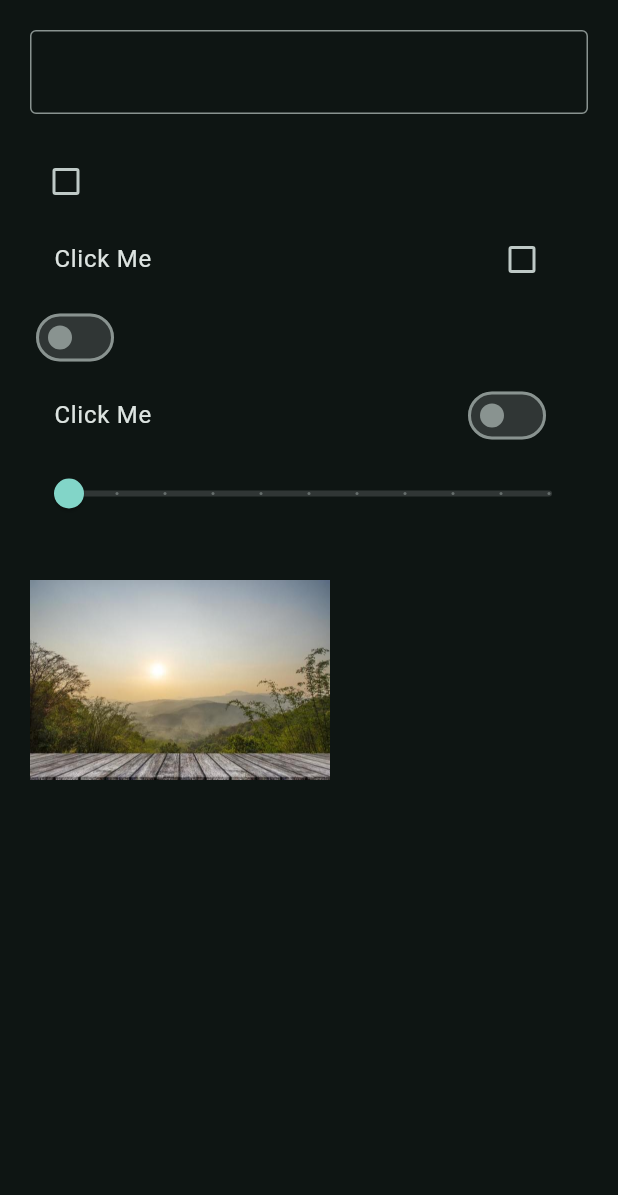
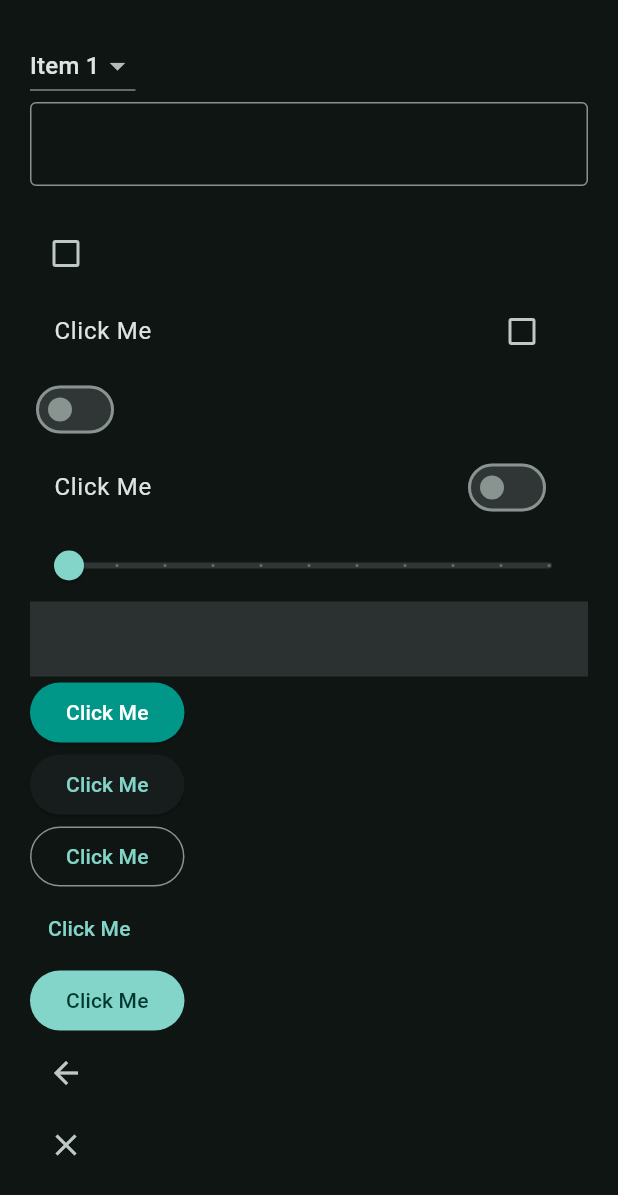
Before and after one commit to syafiyft/projects, a Flutter app: the ProfilePage widget shown alone on an empty page, opened directly, on a phone screen of 412 x 824 dp. Shown: the top 1195 px of the screen. Run offline on Flutter 3.47's test engine with Material 3 defaults, Android fonts, the phone set to English and light mode, and no system bars.

Commit message:
Add dropdown menu and enhance button styles in ProfilePage

```diff
--- a/tutorial_flutter/lib/views/pages/profile_page.dart
+++ b/tutorial_flutter/lib/views/pages/profile_page.dart
@@ -12,6 +12,7 @@ class _ProfilePageState extends State<ProfilePage> {
   bool? isChecked = false;
   bool isSwitched = false;
   double sliderValue = 0.0;
+  String? menuItem = 'e1';
 
   @override
   Widget build(BuildContext context) {
@@ -21,6 +22,19 @@ class _ProfilePageState extends State<ProfilePage> {
         child: Column(
           crossAxisAlignment: CrossAxisAlignment.start,
           children: [
+            DropdownButton(
+              value: menuItem,
+              items: [
+                DropdownMenuItem(value: 'e1', child: Text('Item 1')),
+                DropdownMenuItem(value: 'e2', child: Text('Item 2')),
+                DropdownMenuItem(value: 'e3', child: Text('Item 3')),
+              ],
+              onChanged: (String? value) {
+                setState(() {
+                  menuItem = value;
+                });
+              },
+            ),
             TextField(
               controller: controller,
               decoration: InputDecoration(border: OutlineInputBorder()),
@@ -76,16 +90,32 @@ class _ProfilePageState extends State<ProfilePage> {
                 print(value);
               },
             ),
-            GestureDetector(
+            InkWell(
+              splashColor: Colors.teal,
+              highlightColor: Colors.red,
               onTap: () {
                 print('Image Clicked');
               },
-              child: Image.asset(
-                'assets/images/bg.jpg',
-                height: 200,
-                width: 200,
+              child: Container(
+                height: 50,
+                width: double.infinity,
+                color: Colors.white12,
               ),
             ),
+            ElevatedButton(
+              onPressed: () {},
+              style: ElevatedButton.styleFrom(
+                backgroundColor: Colors.teal,
+                foregroundColor: Colors.white,
+              ),
+              child: Text('Click Me'),
+            ),
+            ElevatedButton(onPressed: () {}, child: Text('Click Me')),
+            OutlinedButton(onPressed: () {}, child: Text('Click Me')),
+            TextButton(onPressed: () {}, child: Text('Click Me')),
+            FilledButton(onPressed: () {}, child: Text('Click Me')),
+            BackButton(),
+            CloseButton(),
           ],
         ),
       ),
```
